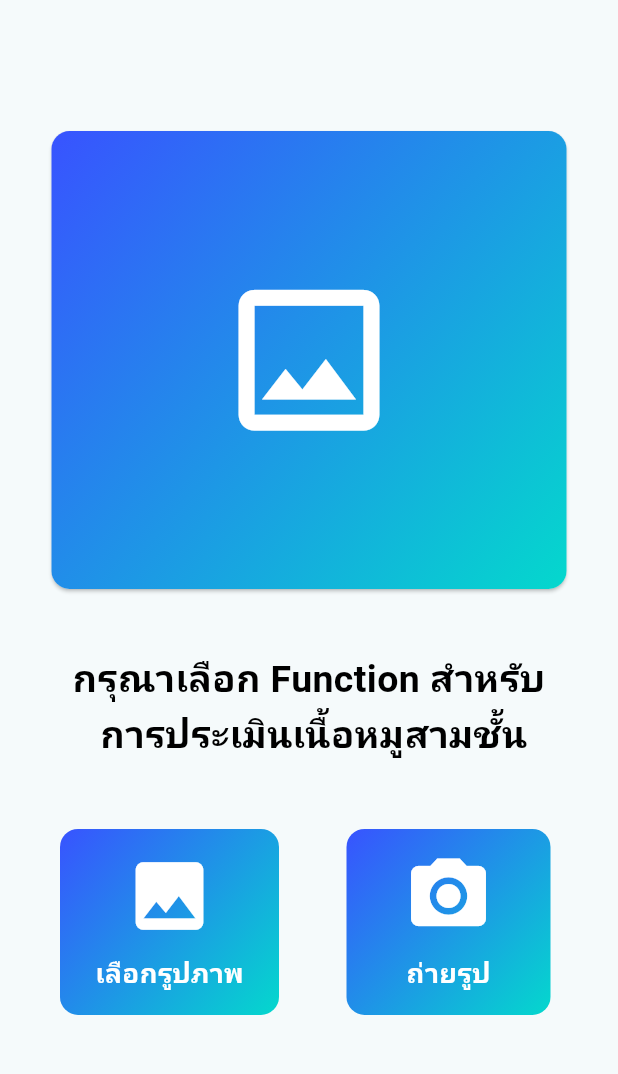
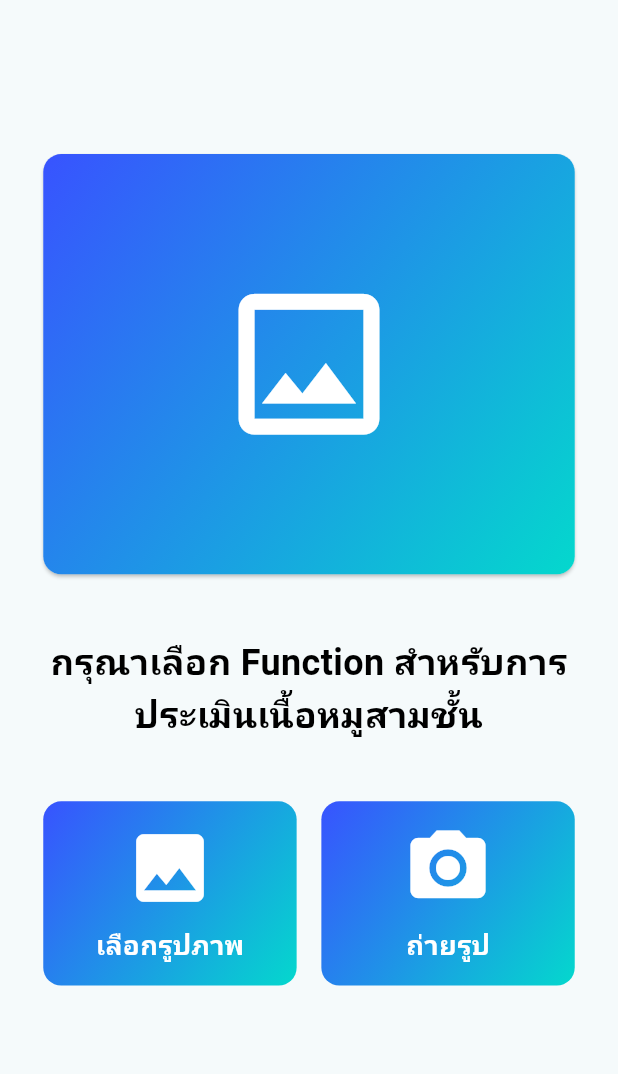
Before and after one commit to SilSea/Determining-Pork-Freshness, a Flutter app: the screen it shows after launch, on a phone screen of 412 x 824 dp, the part 84-1158 px from its top. Run offline on Flutter 3.47's test engine with Material 3 defaults, Android fonts, the light colour scheme and no system bars; our stand-ins replace image_picker; missing offline and left inert: tflite_flutter.

Commit message:
update responsive screen

```diff
--- a/lib/main.dart
+++ b/lib/main.dart
@@ -85,7 +85,8 @@ class _MyHomePageState extends State<MyHomePage> {
         builder: (BuildContext context) {
           return AlertDialog(
             title: const Text('แจ้งเตือน'),
-            content: const Text('เกิดข้อผิดพลาดภาพดังกล่าวอาจจะไม่ใช่เนื้อหมูสามชั้น กรุณาลองใหม่อีกครั้ง'),
+            content: const Text(
+                'เกิดข้อผิดพลาดภาพดังกล่าวอาจจะไม่ใช่เนื้อหมูสามชั้น กรุณาลองใหม่อีกครั้ง'),
             actions: [
               TextButton(
                 onPressed: () {
@@ -122,8 +123,8 @@ class _MyHomePageState extends State<MyHomePage> {
     if (result == null) return Colors.black;
 
     if (result.contains('Half-Fresh')) return Colors.deepOrangeAccent; // กึ่งสด
-    if (result.contains('Fresh')) return Colors.green;       // สด
-    if (result.contains('Spoiled')) return Colors.red;       // เสีย
+    if (result.contains('Fresh')) return Colors.green; // สด
+    if (result.contains('Spoiled')) return Colors.red; // เสีย
 
     return Colors.black; // default
   }
@@ -164,8 +165,10 @@ class _MyHomePageState extends State<MyHomePage> {
     double h = 0;
 
     if (diff != 0) {
-      if (max == r) h = (60 * ((g - b) / diff) + 360) % 360;
-      else if (max == g) h = (60 * ((b - r) / diff) + 120) % 360;
+      if (max == r)
+        h = (60 * ((g - b) / diff) + 360) % 360;
+      else if (max == g)
+        h = (60 * ((b - r) / diff) + 120) % 360;
       else if (max == b) h = (60 * ((r - g) / diff) + 240) % 360;
     }
 
@@ -177,100 +180,101 @@ class _MyHomePageState extends State<MyHomePage> {
 
   @override
   Widget build(BuildContext context) {
+    final size = MediaQuery
+        .of(context)
+        .size;
+    final h = size.height;
+    final w = size.width;
+
+    // กำหนดช่องว่างตามสัดส่วนหน้าจอ (ปรับอัตโนมัติทุกเครื่อง)
+    final gapS = h * 0.02; // เล็ก
+    final gapM = h * 0.03; // กลาง
+    final gapL = h * 0.04; // ใหญ่
+
     return Scaffold(
       appBar: AppBar(
         title: const Text(
           'Determining Pork Freshness',
           style: TextStyle(
-            fontSize: 24,
-            color: Colors.white,
-            fontWeight: FontWeight.bold,
-          ),
+              fontSize: 24, color: Colors.white, fontWeight: FontWeight.bold),
         ),
         flexibleSpace: Container(
           decoration: const BoxDecoration(
             gradient: LinearGradient(
-              colors: [
-                Color(0xFF3853FF), // สีฝั่งซ้าย
-                Color(0xFF04D8CD), // สีฝั่งขวา
-              ],
-              begin: Alignment.topLeft,// เริ่มต้น บนซ้าย
-              end: Alignment.bottomRight, // สิ่นสุดที่ ล่างขวา
+              colors: [Color(0xFF3853FF), Color(0xFF04D8CD)],
+              begin: Alignment.topLeft,
+              end: Alignment.bottomRight,
             ),
           ),
         ),
       ),
-      body: Center(
+      body: SafeArea(
+        child: Center(
           child: SingleChildScrollView(
+            padding: EdgeInsets.symmetric(horizontal: w * 0.05, vertical: gapS),
             child: Column(
-            mainAxisAlignment: MainAxisAlignment.start,
+              crossAxisAlignment: CrossAxisAlignment.center,
               children: <Widget>[
+                // การ์ดรูปภาพ — ใช้สัดส่วนแทน fix height
                 Card(
-                margin: const EdgeInsets.all(6),
+                  margin: EdgeInsets.all(w * 0.02),
                   shape: RoundedRectangleBorder(
-                  borderRadius: BorderRadius.circular(12), // เพิ่มมุมโค้งเหมือนปุ่ม
-                ),
+                      borderRadius: BorderRadius.circular(12)),
                   child: Container(
-                  width: MediaQuery.of(context).size.width / 1.2,
-                  height: MediaQuery.of(context).size.height / 2.7,
+                    width: w * 0.9,
+                    // ใช้สัดส่วนทำให้สูงพอดีทุกจอ
+                    constraints: BoxConstraints(
+                        minHeight: h * 0.24, maxHeight: h * 0.34),
                     decoration: BoxDecoration(
                       borderRadius: BorderRadius.circular(12),
                       gradient: const LinearGradient(
-                      colors: [
-                        Color(0xFF3853FF), // โทนสีฝั่งซ้าย
-                        Color(0xFF04D8CD), // โทนสีฝั่งขวา
-                      ],
+                        colors: [Color(0xFF3853FF), Color(0xFF04D8CD)],
                         begin: Alignment.topLeft,
                         end: Alignment.bottomRight,
                       ),
                     ),
+                    alignment: Alignment.center,
                     child: _image == null
                         ? const Icon(
-                    Icons.image_outlined,
-                    size: 125,
-                    color: Colors.white,
-                  )
+                        Icons.image_outlined, size: 125, color: Colors.white)
                         : ClipRRect(
                       borderRadius: BorderRadius.circular(12),
-                    child: Image.file(
-                      _image!,
+                      child: Center(
+                        child: Image.file(_image!),
                       ),
                     ),
                   ),
                 ),
 
+                // เว้นระยะระหว่างการ์ดกับข้อความ
+                SizedBox(height: gapM),
+
+                // ข้อความ
                 Card(
                   color: Colors.transparent,
                   elevation: 0,
-                margin: const EdgeInsets.all(20),
-                child: Container(
-                  padding: const EdgeInsets.all(15),
-                  width: MediaQuery.of(context).size.width,
+                  margin: EdgeInsets.zero,
+                  child: Padding(
+                    padding: EdgeInsets.all(w * 0.02),
                     child: Column(
-                    mainAxisAlignment: MainAxisAlignment.center,
-                    crossAxisAlignment: CrossAxisAlignment.center,
                       children: _image == null
                           ? const [
                         Text(
-                        'กรุณาเลือก Function สำหรับ \n การประเมินเนื้อหมูสามชั้น',
+                          'กรุณาเลือก Function สำหรับการประเมินเนื้อหมูสามชั้น',
                           textAlign: TextAlign.center,
-                        style: TextStyle(
-                          fontSize: 25,
+                          style: TextStyle(fontSize: 24,
                               color: Colors.black,
-                          fontWeight: FontWeight.bold,
-                        ),
+                              fontWeight: FontWeight.bold),
                         ),
                       ]
                           : [
                         const Text(
                           'ระดับความสดของเนื้อหมูชิ้นนี้',
-                        style: TextStyle(
-                          fontSize: 24,
+                          style: TextStyle(fontSize: 24,
                               color: Colors.black,
-                          fontWeight: FontWeight.bold,
+                              fontWeight: FontWeight.bold),
                         ),
-                      ),
-                      const SizedBox(height: 10),
+                        SizedBox(height: 10),
                         Text(
                           _result ?? '',
                           textAlign: TextAlign.center,
@@ -285,79 +289,67 @@ class _MyHomePageState extends State<MyHomePage> {
                   ),
                 ),
 
-              // ปุ่มแยกกัน 2 อัน
-              Padding(
-                padding: const EdgeInsets.symmetric(horizontal: 20, vertical: 10),
-                child: Row(
+                // เว้นระยะ “ก่อนถึงปุ่ม” ให้เยอะขึ้น เพื่อไม่แนบติด
+                SizedBox(height: gapL),
+
+                // ปุ่ม 2 อัน
+                Row(
                   children: [
-                    // ปุ่มเลือกรูปภาพ
+                    // เลือกรูปภาพ
                     Expanded(
                       child: InkWell(
                         onTap: _pickImage,
                         child: Container(
-                          margin: const EdgeInsets.symmetric(horizontal: 20),
-                          padding: const EdgeInsets.all(15),
+                          margin: EdgeInsets.symmetric(horizontal: w * 0.02),
+                          padding: EdgeInsets.all(w * 0.035),
                           decoration: BoxDecoration(
                             borderRadius: BorderRadius.circular(12),
                             gradient: const LinearGradient(
-                              colors: [
-                                Color(0xFF3853FF), // โทนสีฝั่งซ้าย
-                                Color(0xFF04D8CD), // โทนสีฝั่งขวา
-                              ],
+                              colors: [Color(0xFF3853FF), Color(0xFF04D8CD)],
                               begin: Alignment.topLeft,
                               end: Alignment.bottomRight,
                             ),
                           ),
-                          child: Column(
+                          child: const Column(
                             mainAxisSize: MainAxisSize.min,
-                            children: const [
+                            children: [
                               Icon(Icons.image, color: Colors.white, size: 60),
                               SizedBox(height: 8),
-                              Text(
-                                "เลือกรูปภาพ",
-                                style: TextStyle(
-                                  color: Colors.white,
+                              Text('เลือกรูปภาพ',
+                                  style: TextStyle(color: Colors.white,
                                       fontSize: 18,
-                                  fontWeight: FontWeight.bold,
-                                ),
-                              ),
+                                      fontWeight: FontWeight.bold)),
                             ],
                           ),
                         ),
                       ),
                     ),
 
-                    // ปุ่มถ่ายรูป
+                    // ถ่ายรูป
                     Expanded(
                       child: InkWell(
                         onTap: _captureImage,
                         child: Container(
-                          margin: const EdgeInsets.symmetric(horizontal: 25),
-                          padding: const EdgeInsets.all(15),
+                          margin: EdgeInsets.symmetric(horizontal: w * 0.02),
+                          padding: EdgeInsets.all(w * 0.035),
                           decoration: BoxDecoration(
                             borderRadius: BorderRadius.circular(12),
                             gradient: const LinearGradient(
-                              colors: [
-                                Color(0xFF3853FF), // โทนสีฝั่งซ้าย
-                                Color(0xFF04D8CD), // โทนสีฝั่งขวา
-                              ],
+                              colors: [Color(0xFF3853FF), Color(0xFF04D8CD)],
                               begin: Alignment.topLeft,
                               end: Alignment.bottomRight,
                             ),
                           ),
-                          child: Column(
+                          child: const Column(
                             mainAxisSize: MainAxisSize.min,
-                            children: const [
-                              Icon(Icons.camera_alt, color: Colors.white, size: 60),
+                            children: [
+                              Icon(Icons.camera_alt, color: Colors.white,
+                                  size: 60),
                               SizedBox(height: 8),
-                              Text(
-                                "ถ่ายรูป",
-                                style: TextStyle(
-                                  color: Colors.white,
+                              Text('ถ่ายรูป',
+                                  style: TextStyle(color: Colors.white,
                                       fontSize: 18,
-                                  fontWeight: FontWeight.bold,
-                                ),
-                              ),
+                                      fontWeight: FontWeight.bold)),
                             ],
                           ),
                         ),
@@ -365,8 +357,11 @@ class _MyHomePageState extends State<MyHomePage> {
                     ),
                   ],
                 ),
+
+                // กันเผื่อชนขอบล่าง/ปุ่มระบบ
+                SizedBox(height: gapS),
+              ],
             ),
-            ],
           ),
         ),
       ),
```
Lines whose indentation alone changed are shown as unchanged.
